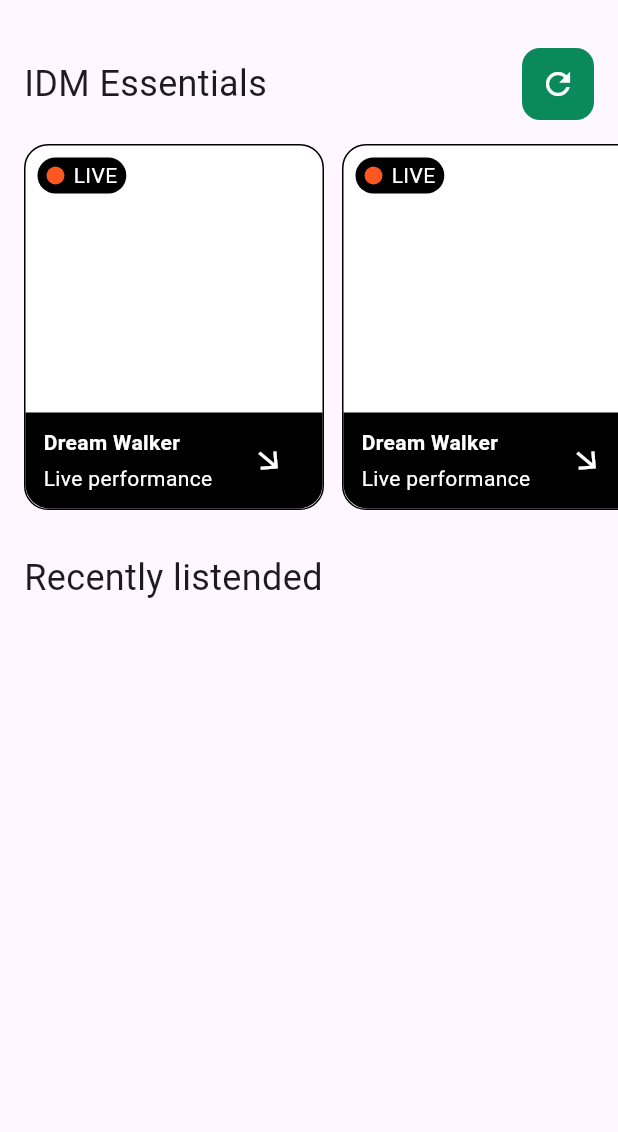
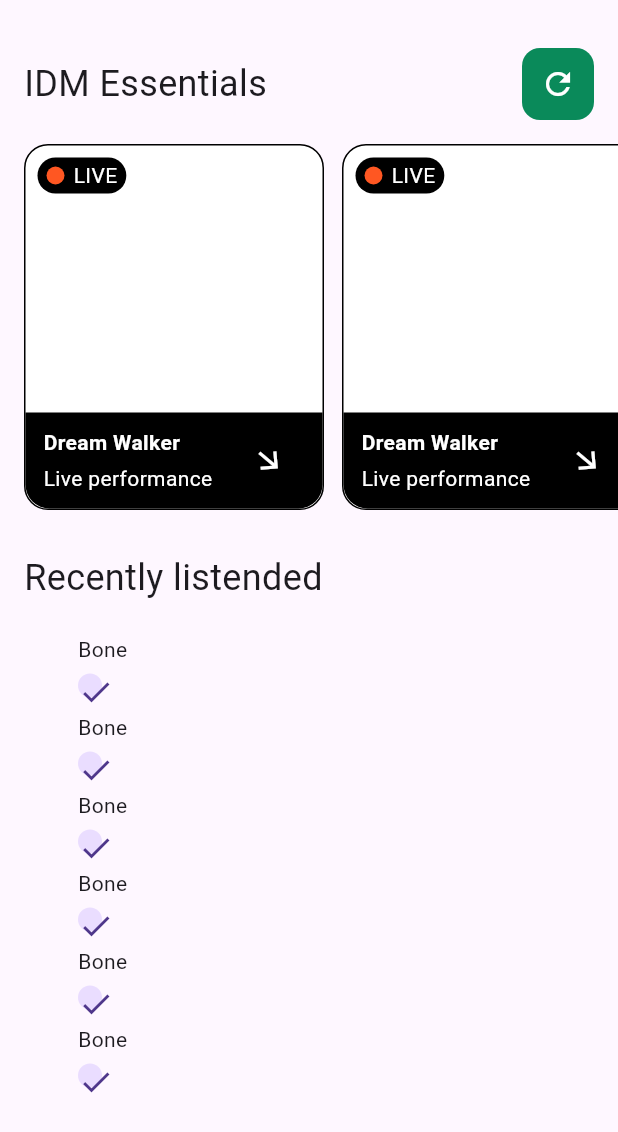
Before and after one commit to JAICHANGPARK/flutter_notebook_chapter_43, a Flutter app: the MusicPlayerIdmPage widget shown alone on an empty page, opened directly, on a phone screen of 412 x 824 dp. Shown: the top 1132 px of the screen. Run offline on Flutter 3.47's test engine with Material 3 defaults, Android fonts, the phone set to English and light mode, and no system bars; our stand-ins replace gap, hugeicons.

Commit message:
Update music_player_idm_page.dart

```diff
--- a/lib/ep2157_music_player_app/ui/home/widgets/music_player_idm_page.dart
+++ b/lib/ep2157_music_player_app/ui/home/widgets/music_player_idm_page.dart
@@ -151,9 +151,21 @@ class MusicPlayerIdmPage extends StatelessWidget {
                   ),
                   Expanded(
                       child: Column(
-                        crossAxisAlignment: CrossAxisAlignment.start,
-                    spacing: 12,
-                    children: [],
+                    crossAxisAlignment: CrossAxisAlignment.start,
+                    spacing: 6,
+                    children: [
+                      Text("Bone"),
+                      Row(
+                        children: [
+                          CircleAvatar(
+                            radius: 8,
+                            child: Icon(
+                              Icons.check,
+                            ),
+                          )
+                        ],
+                      )
+                    ],
                   ))
                 ],
               );
```
